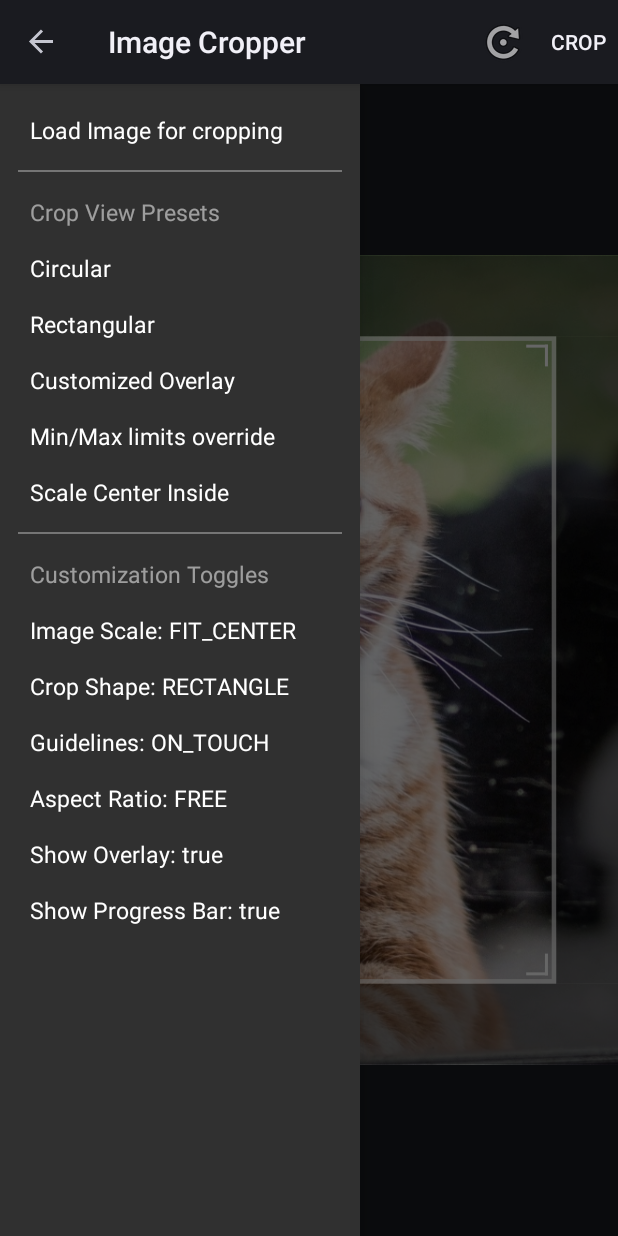
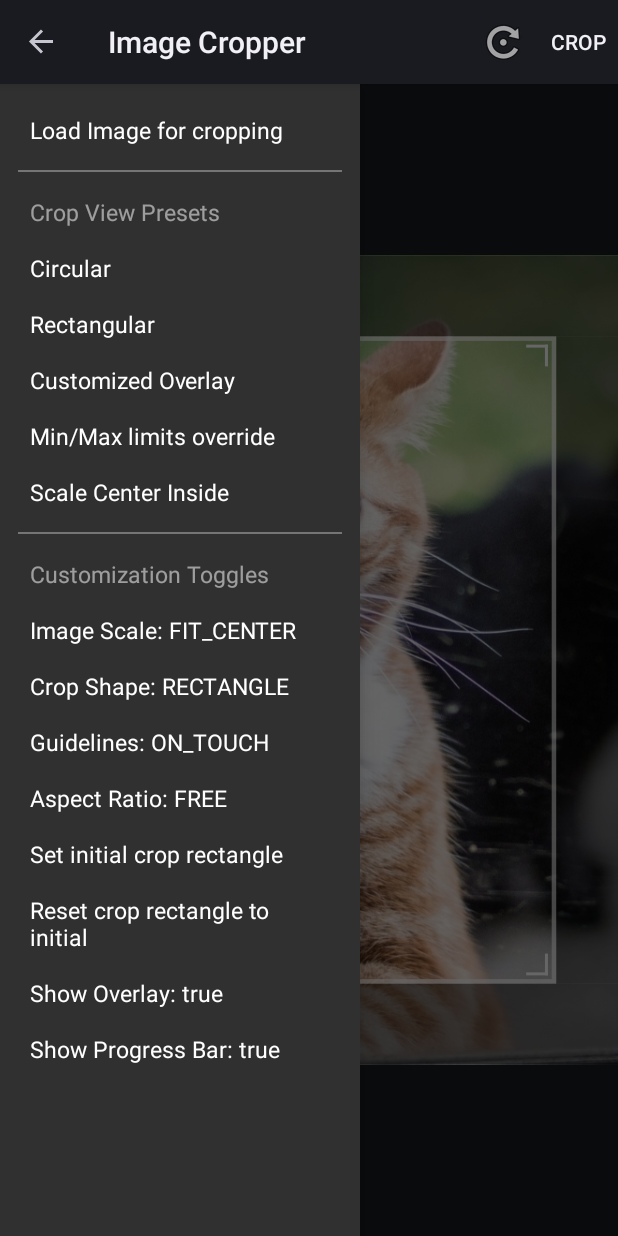
Before and after one commit to ArthurHub/Android-Image-Cropper, an Android app: the screen it shows after launch (MainActivity), with the side drawer open, on a phone screen of 412 x 824 dp. Run offline under Robolectric (Android 15) with nearby library versions, the phone set to English and light mode, and no system bars.

Commit message:
add `resetCropRect()` support and add testing options set and reset crop rectangle in sample

```diff
--- a/sample/src/main/res/layout/activity_main.xml
+++ b/sample/src/main/res/layout/activity_main.xml
@@ -103,6 +103,18 @@
                 android:text="@string/drawer_option_toggle_aspect_ratio"/>
 
             <TextView
+                android:id="@+id/drawer_option_set_initial_crop_rect"
+                style="@style/Cropper.Widget.Drawer.Option.TextView"
+                android:onClick="onDrawerOptionClicked"
+                android:text="@string/drawer_option_set_initial_crop_rect"/>
+
+            <TextView
+                android:id="@+id/drawer_option_reset_crop_rect"
+                style="@style/Cropper.Widget.Drawer.Option.TextView"
+                android:onClick="onDrawerOptionClicked"
+                android:text="@string/drawer_option_reset_crop_rect"/>
+
+            <TextView
                 android:id="@+id/drawer_option_toggle_show_overlay"
                 style="@style/Cropper.Widget.Drawer.Option.TextView"
                 android:onClick="onDrawerOptionClicked"
--- a/sample/src/main/res/values/strings.xml
+++ b/sample/src/main/res/values/strings.xml
@@ -22,6 +22,8 @@
     <string name="drawer_option_toggle_shape">Crop Shape: %1s</string>
     <string name="drawer_option_toggle_guidelines">Guidelines: %1s</string>
     <string name="drawer_option_toggle_aspect_ratio">Aspect Ratio: %1s</string>
+    <string name="drawer_option_set_initial_crop_rect">Set initial crop rectangle</string>
+    <string name="drawer_option_reset_crop_rect">Reset crop rectangle to initial</string>
     <string name="drawer_option_toggle_show_overlay">Show Overlay: %1s</string>
     <string name="drawer_option_toggle_show_progress_bar">Show Progress Bar: %1s</string>
 
```
Also changed, not shown: cropper/src/main/java/com/theartofdev/edmodo/cropper/CropImageView.java (+12 -0 lines), cropper/src/main/java/com/theartofdev/edmodo/cropper/CropOverlayView.java (+20 -6 lines), sample/src/main/java/com/theartofdev/edmodo/cropper/sample/MainActivity.java (+8 -0 lines), sample/src/main/java/com/theartofdev/edmodo/cropper/sample/MainFragment.java (+15 -0 lines).
